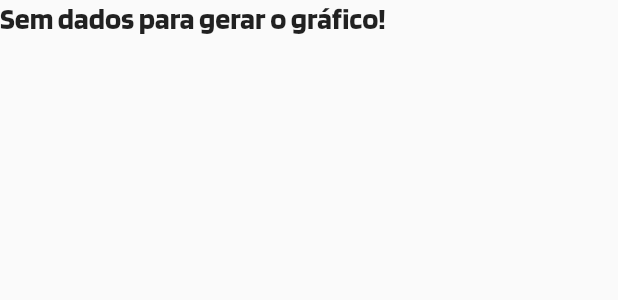
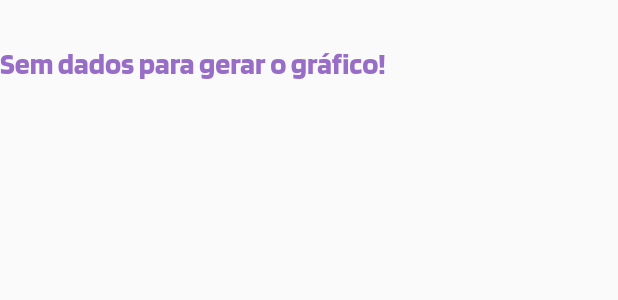
Before and after one commit to guilhermedacruzz/TCC_APP, a Flutter app: the GraficsByTimeAndStatus widget shown alone on an empty page, opened directly, on a phone screen of 412 x 824 dp. Shown: the top 300 px of the screen. Run offline on Flutter 3.47's test engine with Material 2 defaults, Android fonts, the phone set to English and light mode, and no system bars; our stand-ins replace animated_background, shared_preferences, syncfusion_flutter_charts, validators; accounts and stored records are empty; network calls fail; project files that could hold a hidden picture were left out.

Commit message:
pequenos erros

```diff
--- a/lib/widgets/home/grafics/grafics_by_time_and_status.dart
+++ b/lib/widgets/home/grafics/grafics_by_time_and_status.dart
@@ -19,7 +19,8 @@ class GraficsByTimeAndStatus extends StatelessWidget {
         ? SfCartesianChart(
             primaryYAxis: CategoryAxis(
               axisLabelFormatter: (AxisLabelRenderDetails value) {
-                return ChartAxisLabel(GRAFICS_CONVERTER[int.parse(value.text)], value.textStyle);
+                return ChartAxisLabel(
+                    GRAFICS_CONVERTER[int.parse(value.text)], value.textStyle);
               },
               isVisible: true,
               interval: 1,
@@ -42,9 +43,16 @@ class GraficsByTimeAndStatus extends StatelessWidget {
                   yValueMapper: (GraficsObject data, _) => data.y)
             ],
           )
-        : Text(
-            "Sem dados para gerar o gráfico!",
-            style: Theme.of(context).textTheme.headline6,
+        : Column(
+            children: [
+              const SizedBox(height: 30),
+              Text(
+                "Sem dados para gerar o gráfico!",
+                style: Theme.of(context).textTheme.headline6?.copyWith(
+                      color: Theme.of(context).indicatorColor,
+                    ),
+              ),
+            ],
           );
   }
 }
--- a/lib/widgets/home/viewer/custom_iot_viewer.dart
+++ b/lib/widgets/home/viewer/custom_iot_viewer.dart
@@ -25,7 +25,7 @@ class _CustomIotViewerState extends State<CustomIotViewer> {
         child: ButtonTheme(
           alignedDropdown: true,
           child: SizedBox(
-            width: size.width * 0.8,
+            width: double.infinity,
             height: 70,
             child: DropdownButton(
               isExpanded: true,
```
Also changed, not shown: lib/pages/home/page_home.dart (+5 -5 lines).
